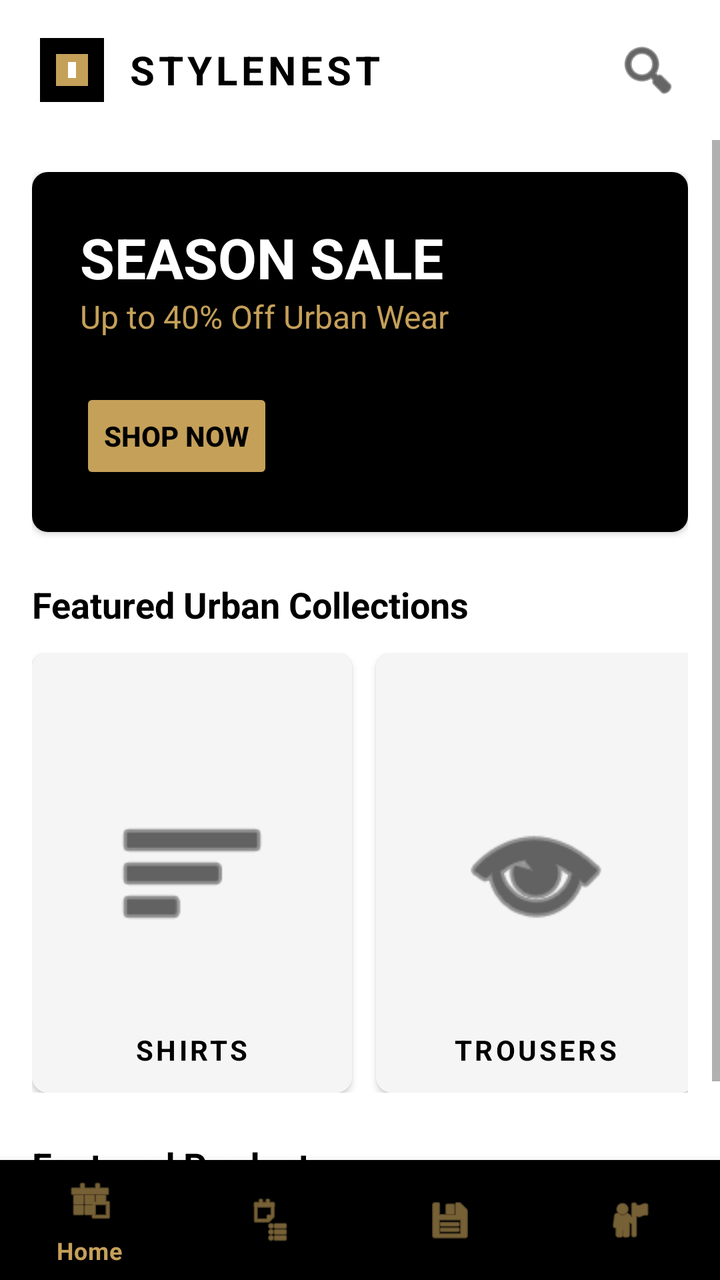
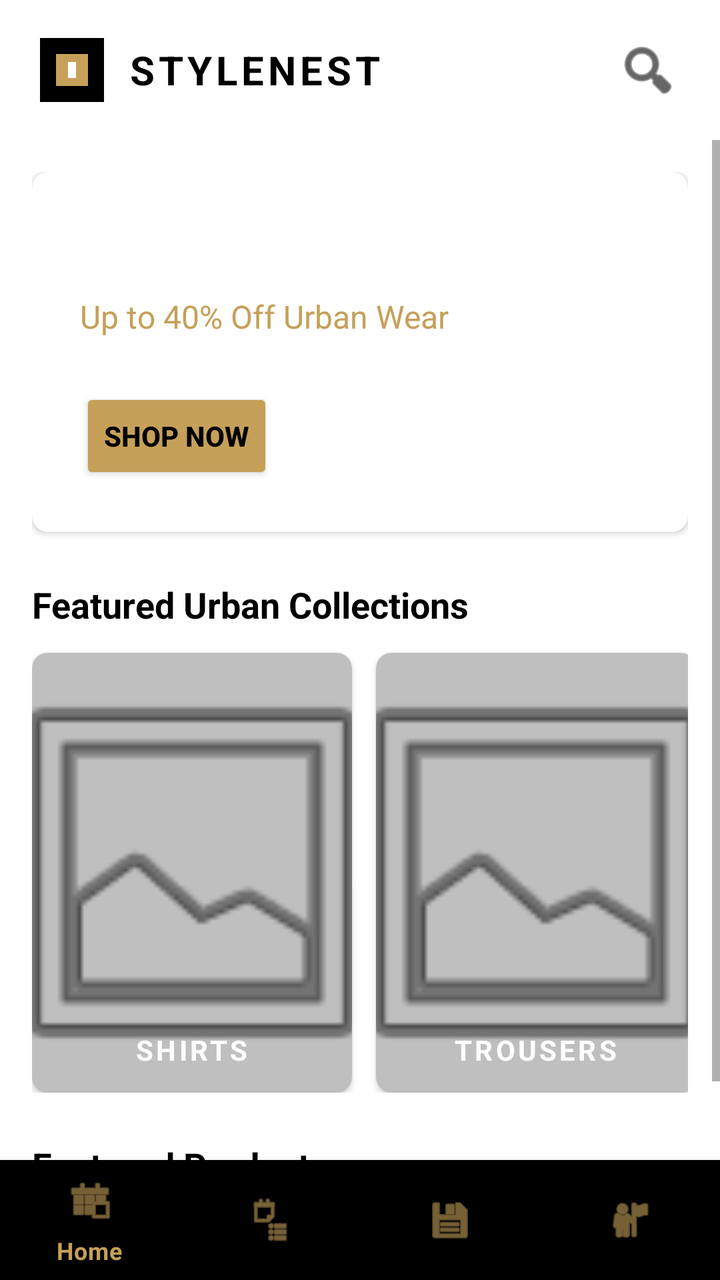

Screens rendered from an Android XML layout before and after an edit, with the pre-edit source and the edit as a unified diff.
<!-- AndroidManifest.xml: application theme Theme.StyleNest20877 -->
<!-- res/layout/activity_main.xml -->
<?xml version="1.0" encoding="utf-8"?>
<RelativeLayout xmlns:android="http://schemas.android.com/apk/res/android"
    xmlns:app="http://schemas.android.com/apk/res-auto"
    android:layout_width="match_parent"
    android:layout_height="match_parent"
    android:background="@color/brand_white">

    <RelativeLayout
        android:id="@+id/topBar"
        android:layout_width="match_parent"
        android:layout_height="70dp"
        android:background="@color/brand_white"
        android:paddingHorizontal="16dp">

        <LinearLayout
            android:layout_width="wrap_content"
            android:layout_height="wrap_content"
            android:layout_centerVertical="true"
            android:gravity="center_vertical"
            android:orientation="horizontal">

            <ImageView
                android:layout_width="40dp"
                android:layout_height="40dp"
                android:src="@drawable/ic_stylenest_logo" />

            <TextView
                android:layout_width="wrap_content"
                android:layout_height="wrap_content"
                android:layout_marginStart="8dp"
                android:text="STYLENEST"
                android:textColor="@color/brand_black"
                android:textSize="20sp"
                android:textStyle="bold"
                android:letterSpacing="0.1" />
        </LinearLayout>

        <ImageButton
            android:layout_width="40dp"
            android:layout_height="40dp"
            android:layout_alignParentEnd="true"
            android:layout_centerVertical="true"
            android:background="?android:attr/selectableItemBackgroundBorderless"
            android:src="@android:drawable/ic_menu_search"
            app:tint="@color/brand_black" />
    </RelativeLayout>

    <ScrollView
        android:layout_width="match_parent"
        android:layout_height="match_parent"
        android:layout_above="@id/bottomNavigation"
        android:layout_below="@id/topBar">

        <LinearLayout
            android:layout_width="match_parent"
            android:layout_height="wrap_content"
            android:orientation="vertical"
            android:padding="16dp">

            <androidx.cardview.widget.CardView
                android:layout_width="match_parent"
                android:layout_height="180dp"
                app:cardCornerRadius="8dp"
                app:cardElevation="2dp">

                <RelativeLayout
                    android:layout_width="match_parent"
                    android:layout_height="match_parent"
                    android:background="@color/brand_black"
                    android:padding="24dp">

                    <TextView
                        android:id="@+id/bannerTitle"
                        android:layout_width="wrap_content"
                        android:layout_height="wrap_content"
                        android:text="SEASON SALE"
                        android:textColor="@color/brand_white"
                        android:textSize="28sp"
                        android:textStyle="bold" />

                    <TextView
                        android:layout_width="wrap_content"
                        android:layout_height="wrap_content"
                        android:layout_below="@id/bannerTitle"
                        android:text="Up to 40% Off Urban Wear"
                        android:textColor="@color/brand_gold"
                        android:textSize="16sp" />

                    <Button
                        android:id="@+id/btnExplore"
                        android:layout_width="wrap_content"
                        android:layout_height="wrap_content"
                        android:layout_alignParentBottom="true"
                        android:backgroundTint="@color/brand_gold"
                        android:text="SHOP NOW"
                        android:textColor="@color/brand_black"
                        android:textStyle="bold" />
                </RelativeLayout>
            </androidx.cardview.widget.CardView>

            <TextView
                android:layout_width="wrap_content"
                android:layout_height="wrap_content"
                android:layout_marginTop="24dp"
                android:text="Featured Urban Collections"
                android:textColor="@color/brand_black"
                android:textSize="18sp"
                android:textStyle="bold" />

            
            <HorizontalScrollView
                android:layout_width="match_parent"
                android:layout_height="wrap_content"
                android:layout_marginTop="12dp"
                android:scrollbars="none">

                <LinearLayout
                    android:layout_width="wrap_content"
                    android:layout_height="wrap_content"
                    android:orientation="horizontal">

                    
                    <androidx.cardview.widget.CardView
                        android:id="@+id/cardShirts"
                        android:layout_width="160dp"
                        android:layout_height="220dp"
                        android:layout_marginEnd="12dp"
                        android:clickable="true"
                        android:focusable="true"
                        android:foreground="?android:attr/selectableItemBackground"
                        app:cardCornerRadius="8dp">
                        <RelativeLayout
                            android:layout_width="match_parent"
                            android:layout_height="match_parent"
                            android:background="@color/gray_light">
                            <ImageView
                                android:layout_width="80dp"
                                android:layout_height="80dp"
                                android:layout_centerInParent="true"
                                android:src="@android:drawable/ic_menu_sort_by_size"
                                app:tint="@color/brand_black" />
                            <TextView
                                android:layout_width="wrap_content"
                                android:layout_height="wrap_content"
                                android:layout_alignParentBottom="true"
                                android:layout_centerHorizontal="true"
                                android:layout_margin="12dp"
                                android:text="SHIRTS"
                                android:textColor="@color/brand_black"
                                android:textStyle="bold"
                                android:letterSpacing="0.1" />
                        </RelativeLayout>
                    </androidx.cardview.widget.CardView>

                    
                    <androidx.cardview.widget.CardView
                        android:id="@+id/cardTrousers"
                        android:layout_width="160dp"
                        android:layout_height="220dp"
                        android:layout_marginEnd="12dp"
                        android:clickable="true"
                        android:focusable="true"
                        android:foreground="?android:attr/selectableItemBackground"
                        app:cardCornerRadius="8dp">
                        <RelativeLayout
                            android:layout_width="match_parent"
                            android:layout_height="match_parent"
                            android:background="@color/gray_light">
                            <ImageView
                                android:layout_width="80dp"
                                android:layout_height="80dp"
                                android:layout_centerInParent="true"
                                android:src="@android:drawable/ic_menu_view"
                                app:tint="@color/brand_black" />
                            <TextView
                                android:layout_width="wrap_content"
                                android:layout_height="wrap_content"
                                android:layout_alignParentBottom="true"
                                android:layout_centerHorizontal="true"
                                android:layout_margin="12dp"
                                android:text="TROUSERS"
                                android:textColor="@color/brand_black"
                                android:textStyle="bold"
                                android:letterSpacing="0.1" />
                        </RelativeLayout>
                    </androidx.cardview.widget.CardView>

                    
                    <androidx.cardview.widget.CardView
                        android:id="@+id/cardAccessories"
                        android:layout_width="160dp"
                        android:layout_height="220dp"
                        android:clickable="true"
                        android:focusable="true"
                        android:foreground="?android:attr/selectableItemBackground"
                        app:cardCornerRadius="8dp">
                        <RelativeLayout
                            android:layout_width="match_parent"
                            android:layout_height="match_parent"
                            android:background="@color/gray_light">
                            <ImageView
                                android:layout_width="80dp"
                                android:layout_height="80dp"
                                android:layout_centerInParent="true"
                                android:src="@android:drawable/btn_star_big_on"
                                app:tint="@color/brand_black" />
                            <TextView
                                android:layout_width="wrap_content"
                                android:layout_height="wrap_content"
                                android:layout_alignParentBottom="true"
                                android:layout_centerHorizontal="true"
                                android:layout_margin="12dp"
                                android:text="ACCESSORIES"
                                android:textColor="@color/brand_black"
                                android:textStyle="bold"
                                android:letterSpacing="0.1" />
                        </RelativeLayout>
                    </androidx.cardview.widget.CardView>

                </LinearLayout>
            </HorizontalScrollView>

            <TextView
                android:layout_width="wrap_content"
                android:layout_height="wrap_content"
                android:layout_marginTop="24dp"
                android:text="Featured Products"
                android:textColor="@color/brand_black"
                android:textSize="18sp"
                android:textStyle="bold" />

            <androidx.recyclerview.widget.RecyclerView
                android:id="@+id/recyclerViewFeatured"
                android:layout_width="match_parent"
                android:layout_height="wrap_content"
                android:layout_marginTop="12dp"
                android:nestedScrollingEnabled="false" />

        </LinearLayout>
    </ScrollView>

    <com.google.android.material.bottomnavigation.BottomNavigationView
        android:id="@+id/bottomNavigation"
        android:layout_width="match_parent"
        android:layout_height="60dp"
        android:layout_alignParentBottom="true"
        android:background="@color/brand_black"
        app:itemIconTint="@color/brand_gold"
        app:itemTextColor="@color/brand_gold"
        app:menu="@menu/bottom_nav_menu" />

</RelativeLayout>
<!-- resources referenced by this layout -->
<resources>
  <color name="brand_black">#000000</color>
  <color name="brand_gold">#C5A059</color>
  <color name="brand_white">#FFFFFF</color>
  <color name="gray_light">#F5F5F5</color>
  <!-- drawable ic_stylenest_logo (drawable) -->
  <vector xmlns:android="http://schemas.android.com/apk/res/android"
      android:width="100dp"
      android:height="100dp"
      android:viewportWidth="100"
      android:viewportHeight="100">
      <path
          android:fillColor="@color/brand_black"
          android:pathData="M10,10h80v80h-80z" />
      <path
          android:fillColor="@color/brand_gold"
          android:pathData="M30,30h40v40h-40z" />
      <path
          android:fillColor="@color/brand_white"
          android:pathData="M45,40h10v20h-10z" />
  </vector>
  <style name="Theme.StyleNest20877" parent="Theme.MaterialComponents.DayNight.NoActionBar">
          <item name="colorPrimary">@color/brand_black</item>
          <item name="colorSecondary">@color/brand_gold</item>
          <item name="android:statusBarColor">@color/brand_black</item>
      </style>
</resources>

<!-- the commit's change to res/layout/activity_main.xml (unified diff, before → after) -->
@@ -66,8 +66,15 @@
                 <RelativeLayout
                     android:layout_width="match_parent"
                     android:layout_height="match_parent"
-                    android:background="@color/brand_black"
                     android:padding="24dp">
+
+                    <ImageView
+                        android:id="@+id/imgBanner"
+                        android:layout_width="match_parent"
+                        android:layout_height="match_parent"
+                        android:scaleType="centerCrop"
+                        android:layout_margin="-24dp"
+                        android:alpha="0.6" />
 
                     <TextView
                         android:id="@+id/bannerTitle"
@@ -131,14 +138,17 @@
                         app:cardCornerRadius="8dp">
                         <RelativeLayout
                             android:layout_width="match_parent"
-                            android:layout_height="match_parent"
-                            android:background="@color/gray_light">
+                            android:layout_height="match_parent">
                             <ImageView
-                                android:layout_width="80dp"
-                                android:layout_height="80dp"
-                                android:layout_centerInParent="true"
-                                android:src="@android:drawable/ic_menu_sort_by_size"
-                                app:tint="@color/brand_black" />
+                                android:layout_width="match_parent"
+                                android:layout_height="match_parent"
+                                android:scaleType="centerCrop"
+                                android:src="@android:drawable/ic_menu_gallery"
+                                android:id="@+id/imgCategoryShirts" />
+                            <View
+                                android:layout_width="match_parent"
+                                android:layout_height="match_parent"
+                                android:background="#40000000" />
                             <TextView
                                 android:layout_width="wrap_content"
                                 android:layout_height="wrap_content"
@@ -146,7 +156,7 @@
                                 android:layout_centerHorizontal="true"
                                 android:layout_margin="12dp"
                                 android:text="SHIRTS"
-                                android:textColor="@color/brand_black"
+                                android:textColor="@color/brand_white"
                                 android:textStyle="bold"
                                 android:letterSpacing="0.1" />
                         </RelativeLayout>
@@ -164,14 +174,17 @@
                         app:cardCornerRadius="8dp">
                         <RelativeLayout
                             android:layout_width="match_parent"
-                            android:layout_height="match_parent"
-                            android:background="@color/gray_light">
+                            android:layout_height="match_parent">
                             <ImageView
-                                android:layout_width="80dp"
-                                android:layout_height="80dp"
-                                android:layout_centerInParent="true"
-                                android:src="@android:drawable/ic_menu_view"
-                                app:tint="@color/brand_black" />
+                                android:layout_width="match_parent"
+                                android:layout_height="match_parent"
+                                android:scaleType="centerCrop"
+                                android:src="@android:drawable/ic_menu_gallery"
+                                android:id="@+id/imgCategoryTrousers" />
+                            <View
+                                android:layout_width="match_parent"
+                                android:layout_height="match_parent"
+                                android:background="#40000000" />
                             <TextView
                                 android:layout_width="wrap_content"
                                 android:layout_height="wrap_content"
@@ -179,7 +192,7 @@
                                 android:layout_centerHorizontal="true"
                                 android:layout_margin="12dp"
                                 android:text="TROUSERS"
-                                android:textColor="@color/brand_black"
+                                android:textColor="@color/brand_white"
                                 android:textStyle="bold"
                                 android:letterSpacing="0.1" />
                         </RelativeLayout>
@@ -196,14 +209,17 @@
                         app:cardCornerRadius="8dp">
                         <RelativeLayout
                             android:layout_width="match_parent"
-                            android:layout_height="match_parent"
-                            android:background="@color/gray_light">
+                            android:layout_height="match_parent">
                             <ImageView
-                                android:layout_width="80dp"
-                                android:layout_height="80dp"
-                                android:layout_centerInParent="true"
-                                android:src="@android:drawable/btn_star_big_on"
-                                app:tint="@color/brand_black" />
+                                android:layout_width="match_parent"
+                                android:layout_height="match_parent"
+                                android:scaleType="centerCrop"
+                                android:src="@android:drawable/ic_menu_gallery"
+                                android:id="@+id/imgCategoryAccessories" />
+                            <View
+                                android:layout_width="match_parent"
+                                android:layout_height="match_parent"
+                                android:background="#40000000" />
                             <TextView
                                 android:layout_width="wrap_content"
                                 android:layout_height="wrap_content"
@@ -211,7 +227,7 @@
                                 android:layout_centerHorizontal="true"
                                 android:layout_margin="12dp"
                                 android:text="ACCESSORIES"
-                                android:textColor="@color/brand_black"
+                                android:textColor="@color/brand_white"
                                 android:textStyle="bold"
                                 android:letterSpacing="0.1" />
                         </RelativeLayout>
<!-- resource entries referenced after the edit -->
@@ -3,7 +3,6 @@
   <color name="brand_black">#000000</color>
   <color name="brand_gold">#C5A059</color>
   <color name="brand_white">#FFFFFF</color>
-  <color name="gray_light">#F5F5F5</color>
   <!-- drawable ic_stylenest_logo (drawable) -->
   <vector xmlns:android="http://schemas.android.com/apk/res/android"
       android:width="100dp"
